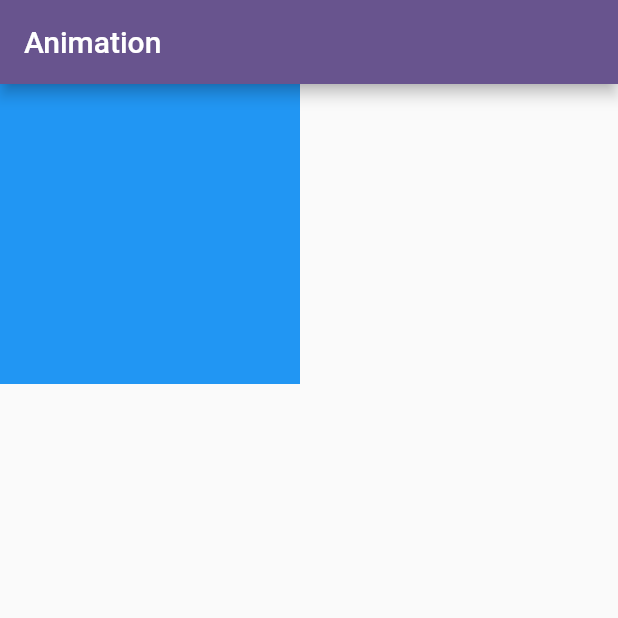
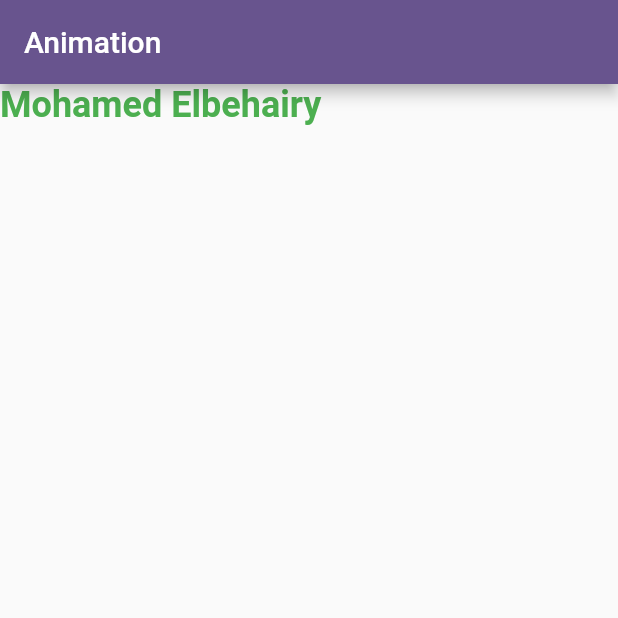
Before and after one commit to mohamdelbehairy/animation_flutter, a Flutter app: the screen it shows after launch, on a phone screen of 412 x 824 dp, the top half of it. Run offline on Flutter 3.47's test engine with Material 3 defaults, Android fonts, the phone set to English and light mode, and no system bars.

```diff
--- a/lib/main.dart
+++ b/lib/main.dart
@@ -19,31 +19,32 @@ class Animation extends StatelessWidget {
   }
 }
 
-class HomeView extends StatefulWidget {
+class HomeView extends StatelessWidget {
   const HomeView({super.key});
-
-  @override
-  State<HomeView> createState() => _HomeViewState();
-}
-
-class _HomeViewState extends State<HomeView> {
-  AlignmentGeometry alignment = Alignment.topLeft;
 
   @override
   Widget build(BuildContext context) {
     return Scaffold(
       appBar: AppBar(title: const Text('Animation')),
-      body: InkWell(
-          onTap: () {
-            setState(() {
-              alignment = Alignment.center;
-            });
-          },
-          child: AnimatedAlign(
-              alignment: alignment,
-              curve: Curves.easeIn,
-              duration: const Duration(seconds: 1),
-              child: Container(height: 200, width: 200, color: Colors.blue))),
+      body: TweenAnimationBuilder(
+        duration: const Duration(seconds: 1),
+        curve: Curves.easeIn,
+        // tween: Tween<double>(begin: 100, end: 200),
+        // tween: ColorTween(begin: Colors.green, end: Colors.red),
+        tween: TextStyleTween(
+            begin: const TextStyle(
+                color: Colors.red,
+                fontSize: 16,
+                fontWeight: FontWeight.w500),
+            end: const TextStyle(
+                color: Colors.green,
+                fontSize: 24,
+                fontWeight: FontWeight.bold)),
+        builder: (BuildContext context, value, child) {
+          // return Container(height: 200, width: 200, color: value);
+          return Text("Mohamed Elbehairy", style: value);
+        },
+      ),
     );
   }
 }
```
